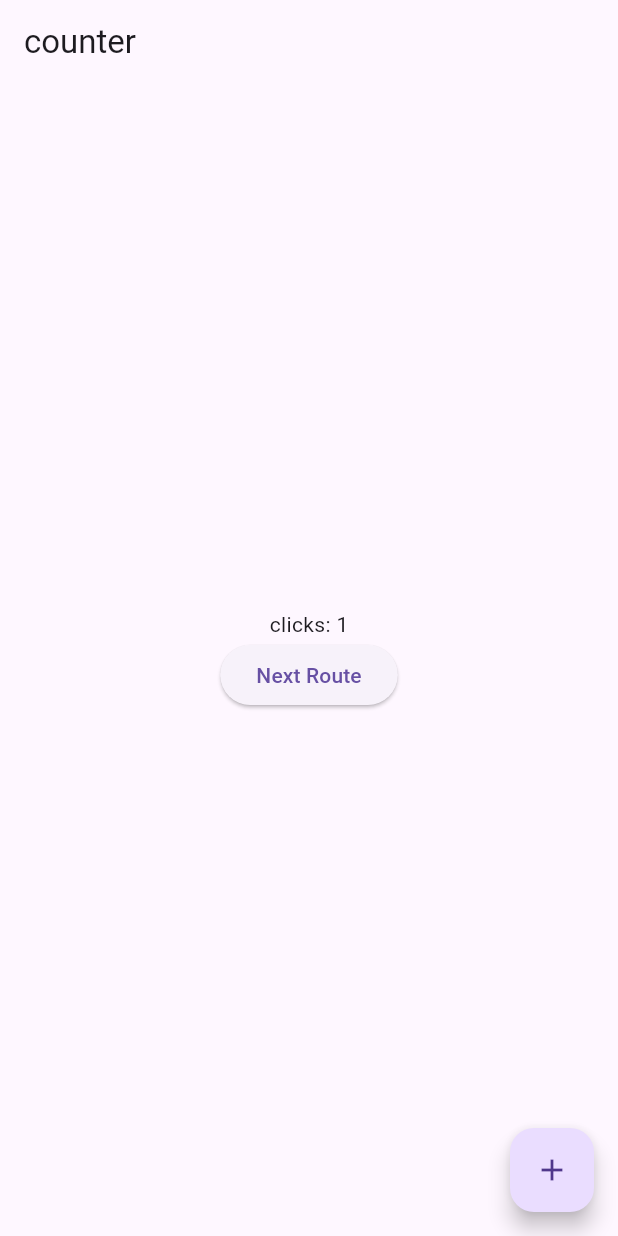
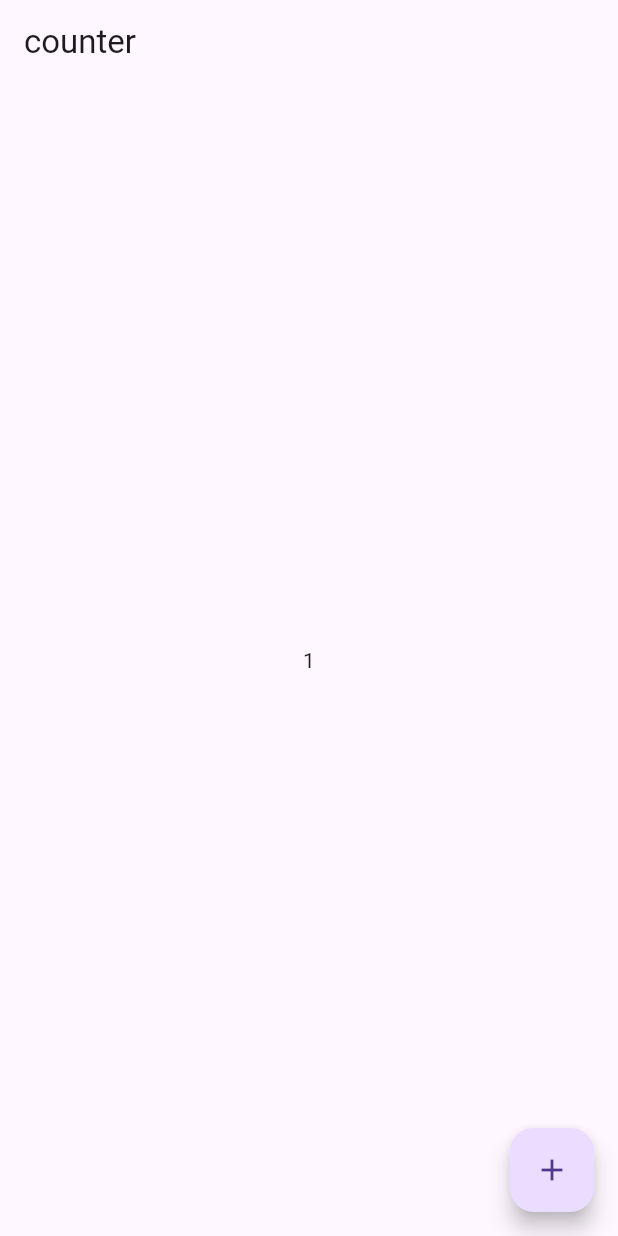
Before and after one commit to Jasonnnnnnnnnnnnnnnnn/flutter_week6_getx, a Flutter app: the screen it shows after launch, after a tap on the "add" icon, on a phone screen of 412 x 824 dp. Run offline on Flutter 3.47's test engine with Material 3 defaults, Android fonts, the phone set to English and light mode, and no system bars; our stand-ins replace get.

Commit message:
create homeview

```diff
--- /dev/null
+++ b/lib/Home_bindings.dart
@@ -0,0 +1,11 @@
+import 'package:get/get.dart';
+import 'package:test_getx/Home_controller.dart';
+
+
+
+class HomeBinding implements Bindings {
+  @override
+  void dependencies() {
+    Get.lazyPut(() => HomeController());
+  }
+}
--- /dev/null
+++ b/lib/Home_controller.dart
@@ -0,0 +1,6 @@
+import 'package:get/get.dart';
+
+class HomeController extends GetxController {
+  var count = 0.obs;
+  void increment() => count++;
+}
--- /dev/null
+++ b/lib/Home_view.dart
@@ -0,0 +1,17 @@
+import 'package:flutter/material.dart';
+import 'package:get/get.dart';
+
+import 'package:test_getx/Home_controller.dart';
+
+class Home extends GetView<HomeController> {
+  @override
+  Widget build(context) => Scaffold(
+      appBar: AppBar(title: Text("counter")),
+      body: Center(
+        child: Obx(() => Text("${controller.count}")),
+      ),
+      floatingActionButton: FloatingActionButton(
+        child: Icon(Icons.add),
+        onPressed: controller.increment,
+      ));
+}
--- a/lib/main.dart
+++ b/lib/main.dart
@@ -1,46 +1,14 @@
 import 'package:flutter/material.dart';
 import 'package:get/get.dart';
+import 'package:test_getx/Home_bindings.dart';
+import 'package:test_getx/Home_view.dart';
 
-class Controller extends GetxController {
-  var count = 0.obs;
-  void increment() {
-    count++;
-
-  }
+void main(List<String> args) {
+  runApp(GetMaterialApp(
+    initialRoute: '/home' ,
+    getPages: [
+      GetPage(name: '/home', page: () => Home(), binding: HomeBinding())
+    ],
+  )
+  );
 }
-
-void main() => runApp(GetMaterialApp(home: Home()));
-
-class Home extends StatelessWidget {
-  final controller = Get.put(Controller());
-  @override
-  Widget build(context) => Scaffold(
-      appBar: AppBar(title: Text("counter")),
-      body: Column(
-        mainAxisAlignment: MainAxisAlignment.center ,
-        children: [
-          Obx(() => Center(
-            child:  Text(
-                      'clicks: ${controller.count}',
-          ))),
-
-          ElevatedButton(
-              child: Text('Next Route'),
-              onPressed: () {
-                Get.to(Second());
-              },
-            ),
-        ],
-      ),
-      floatingActionButton: FloatingActionButton(
-        child: Icon(Icons.add),
-        onPressed: () => controller.increment(),
-      ));
-}
-class Second extends StatelessWidget {
-  final Controller ctrl = Get.find<Controller>();
-  @override
-  Widget build(context){
-     return Scaffold(body: Center(child: Text("${ctrl.count}")));
-  }
-}
```
